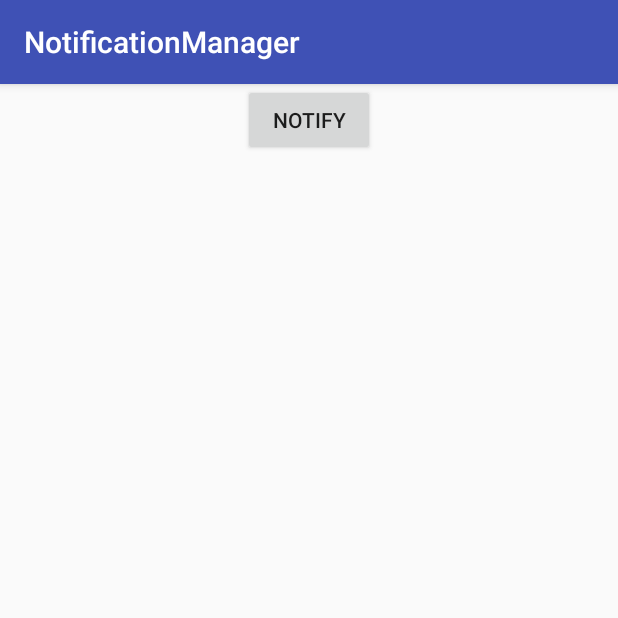
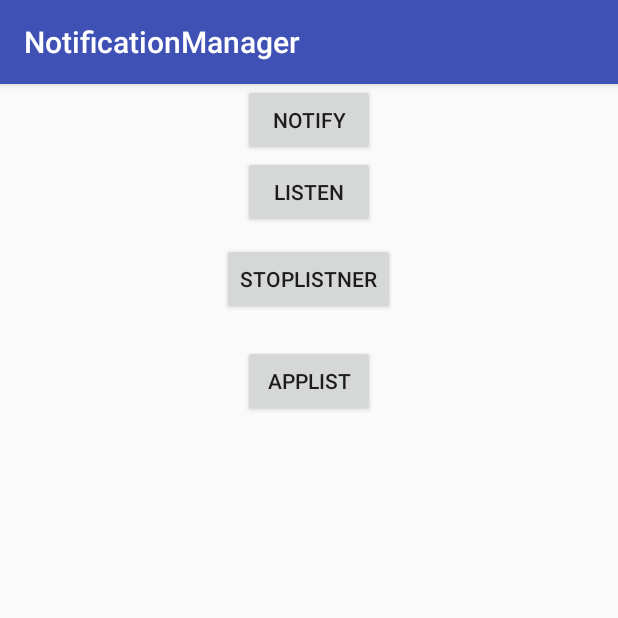
Before and after one commit to lkoshale/Winter-Work, an Android app: the screen it shows after launch (MainActivity), on a phone screen of 412 x 824 dp, the top half of it. Run offline under Robolectric (Android 15) with nearby library versions, the phone set to English and light mode, and no system bars.

Commit message:
getting the apps installed notification and storing in database listner service added with recyclerview for applist

```diff
--- a/NotificationManager/app/src/main/java/com/example/lokesh/notificationmanager/MainActivity.java
+++ b/NotificationManager/app/src/main/java/com/example/lokesh/notificationmanager/MainActivity.java
@@ -2,16 +2,27 @@ package com.example.lokesh.notificationmanager;
 
 import android.app.Activity;
 import android.app.NotificationManager;
+import android.content.Intent;
+import android.content.pm.ApplicationInfo;
+import android.content.pm.PackageInfo;
+import android.content.pm.PackageManager;
 import android.support.v7.app.AppCompatActivity;
 import android.os.Bundle;
 import android.support.v7.app.NotificationCompat;
+import android.util.Log;
 import android.view.View;
 import android.widget.Button;
+
+import java.util.List;
 
 public class MainActivity extends AppCompatActivity {
 
     private Button notify;
     private Activity activity;
+    private Button Listner;
+    private Button stopService,appList;
+
+    Intent serviceIntent;
 
     @Override
     protected void onCreate(Bundle savedInstanceState) {
@@ -19,6 +30,9 @@ public class MainActivity extends AppCompatActivity {
         setContentView(R.layout.activity_main);
 
         notify = (Button)findViewById(R.id.notify);
+        Listner = (Button)findViewById(R.id.nListen);
+        stopService =(Button)findViewById(R.id.stopService);
+        appList = (Button)findViewById(R.id.appList);
 
         activity = this;
         notify.setOnClickListener(new View.OnClickListener() {
@@ -32,11 +46,53 @@ public class MainActivity extends AppCompatActivity {
                 // Sets an ID for the notification
                 int mNotificationId = 001;
                 // Gets an instance of the NotificationManager service
-                NotificationManager mNotifyMgr =
-                        (NotificationManager) getSystemService(NOTIFICATION_SERVICE);
+                NotificationManager mNotifyMgr = (NotificationManager) getSystemService(NOTIFICATION_SERVICE);
                 // Builds the notification and issues it.
                 mNotifyMgr.notify(mNotificationId, mBuilder.build());
             }
         });
+
+        serviceIntent = new Intent(MainActivity.this,ListnerService.class);
+
+        Listner.setOnClickListener(new View.OnClickListener() {
+            @Override
+            public void onClick(View view) {
+                startService(serviceIntent);
+            }
+        });
+
+
+        stopService.setOnClickListener(new View.OnClickListener() {
+            @Override
+            public void onClick(View view) {
+                stopService(serviceIntent);
+                PackageManager pm = getPackageManager();
+//get a list of installed apps.
+                List<ApplicationInfo> packages = pm.getInstalledApplications(PackageManager.GET_META_DATA);
+
+                for (ApplicationInfo packageInfo : packages) {
+                    if(!isSystemPackage(packageInfo)) {
+                        Log.e("stop Button", "Installed package :" + packageInfo.packageName);
+                        Log.e("stop Button", "--name---- :" + getPackageManager().getApplicationLabel(packageInfo));
+                        Log.e("stop button", "Launch Activity :" + pm.getLaunchIntentForPackage(packageInfo.packageName));
+                    }
+                }
+            }
+        });
+
+        appList.setOnClickListener(new View.OnClickListener() {
+            @Override
+            public void onClick(View view) {
+                Intent i = new Intent(MainActivity.this,AppList.class);
+                startActivity(i);
+            }
+        });
+
     }
+
+    private boolean isSystemPackage(ApplicationInfo applicationInfo) {
+        return ((applicationInfo.flags & ApplicationInfo.FLAG_SYSTEM) != 0) ? true
+                : false;
+    }
+
 }
--- a/NotificationManager/app/src/main/res/layout/activity_main.xml
+++ b/NotificationManager/app/src/main/res/layout/activity_main.xml
@@ -15,4 +15,29 @@
       android:text="notify"
       />
 
+  <Button
+      android:layout_gravity="center"
+      android:id="@+id/nListen"
+      android:layout_width="wrap_content"
+      android:layout_height="wrap_content"
+      android:text="listen"/>
+
+
+  <Button
+      android:layout_margin="10dp"
+      android:id="@+id/stopService"
+      android:layout_width="wrap_content"
+      android:layout_height="wrap_content"
+      android:text="stopListner"
+      android:layout_gravity="center"/>
+
+
+  <Button
+      android:layout_margin="10dp"
+      android:id="@+id/appList"
+      android:layout_width="wrap_content"
+      android:layout_height="wrap_content"
+      android:text="AppList"
+      android:layout_gravity="center"/>
+
 </LinearLayout>
--- /dev/null
+++ b/NotificationManager/app/src/main/res/values/dimens.xml
@@ -0,0 +1,3 @@
+<resources>
+    <dimen name="fab_margin">16dp</dimen>
+</resources>
--- a/NotificationManager/app/src/main/res/values/strings.xml
+++ b/NotificationManager/app/src/main/res/values/strings.xml
@@ -1,3 +1,4 @@
 <resources>
     <string name="app_name">NotificationManager</string>
+    <string name="title_activity_app_list">AppList</string>
 </resources>
--- a/NotificationManager/app/src/main/res/values/styles.xml
+++ b/NotificationManager/app/src/main/res/values/styles.xml
@@ -8,4 +8,13 @@
         <item name="colorAccent">@color/colorAccent</item>
     </style>
 
+    <style name="AppTheme.NoActionBar">
+        <item name="windowActionBar">false</item>
+        <item name="windowNoTitle">true</item>
+    </style>
+
+    <style name="AppTheme.AppBarOverlay" parent="ThemeOverlay.AppCompat.Dark.ActionBar" />
+
+    <style name="AppTheme.PopupOverlay" parent="ThemeOverlay.AppCompat.Light" />
+
 </resources>
```
Also changed, not shown: NotificationManager/app/src/main/AndroidManifest.xml (+19 -0 lines), NotificationManager/app/src/main/java/com/example/lokesh/notificationmanager/AppListData.java (added, +22 -0 lines), NotificationManager/app/src/main/java/com/example/lokesh/notificationmanager/ListnerService.java (added, +61 -0 lines), NotificationManager/app/src/main/java/com/example/lokesh/notificationmanager/Sqlite/AppContract.java (added, +35 -0 lines), NotificationManager/app/src/main/java/com/example/lokesh/notificationmanager/Sqlite/DBHelper.java (added, +63 -0 lines), NotificationManager/app/src/main/java/com/example/lokesh/notificationmanager/adapter/AppListAdapter.java (added, +117 -0 lines), NotificationManager/app/src/main/res/layout/layout_app_list.xml (added, +46 -0 lines).
